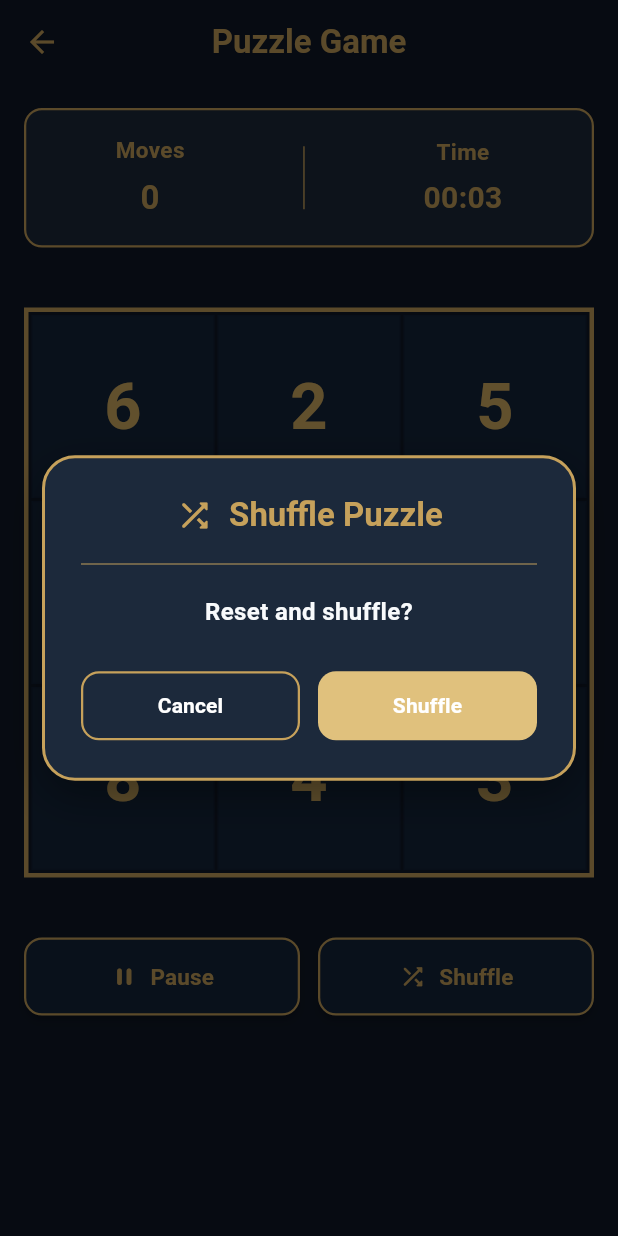
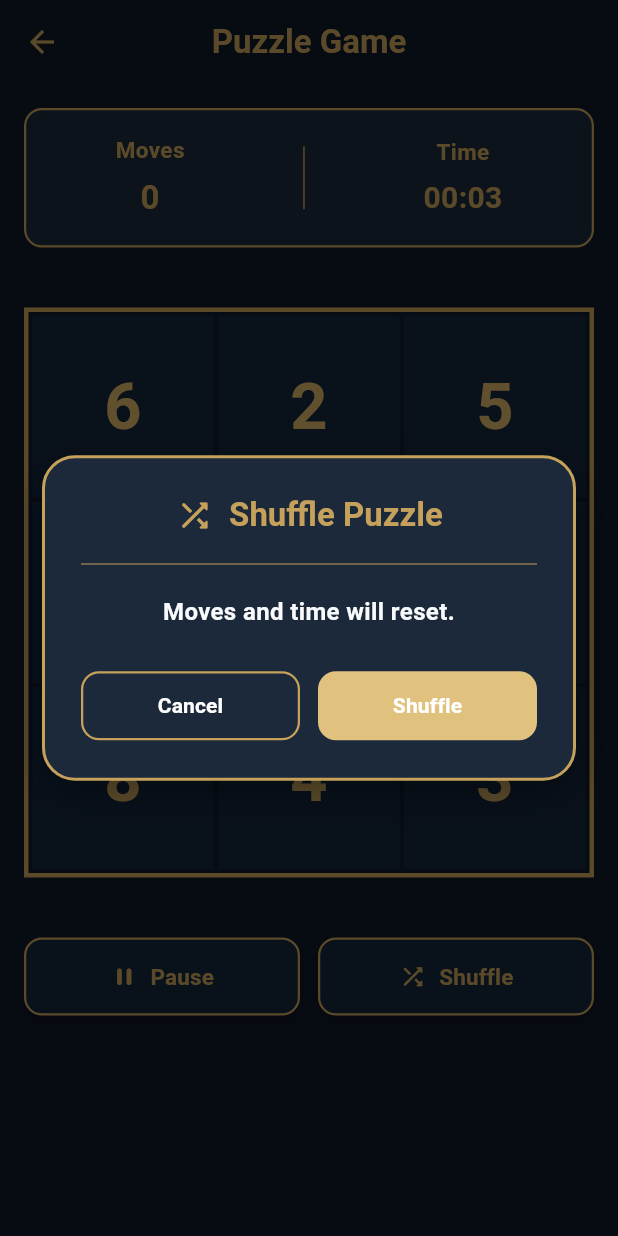
Before and after one commit to matsuda-valueapps/slide-puzzle-app-flutter, a Flutter app: the PuzzleGamePage screen opened directly with empty values, after a tap on "Shuffle", on a phone screen of 412 x 824 dp. Run offline on Flutter 3.47's test engine with Material 3 defaults, Android fonts, the phone set to English and light mode, and no system bars; our stand-ins replace shared_preferences; accounts and stored records are empty.

Commit message:
Improve shuffle dialog message

```diff
--- a/lib/pages/puzzle_game_page.dart
+++ b/lib/pages/puzzle_game_page.dart
@@ -530,7 +530,7 @@ class _PuzzleGamePageState extends State<PuzzleGamePage> {
                 ),
                 const SizedBox(height: 20),
                 const Text(
-                  'Reset and shuffle?',
+                  'Moves and time will reset.',
                   textAlign: TextAlign.center,
                   style: TextStyle(
                     fontWeight: FontWeight.bold,
```
